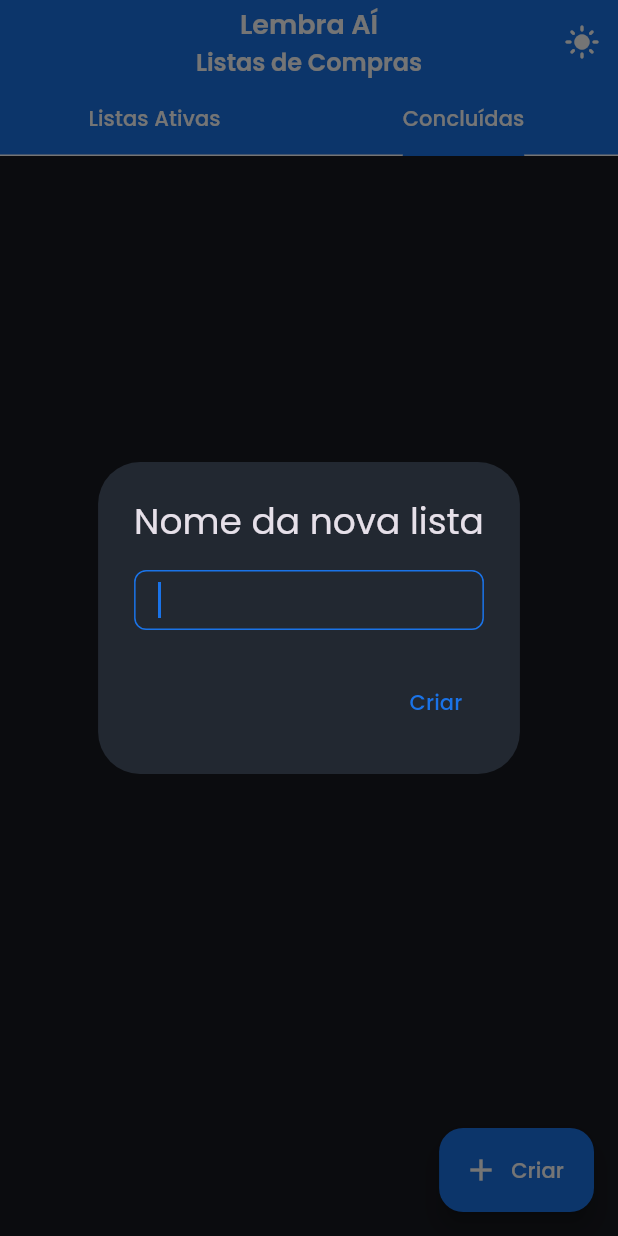
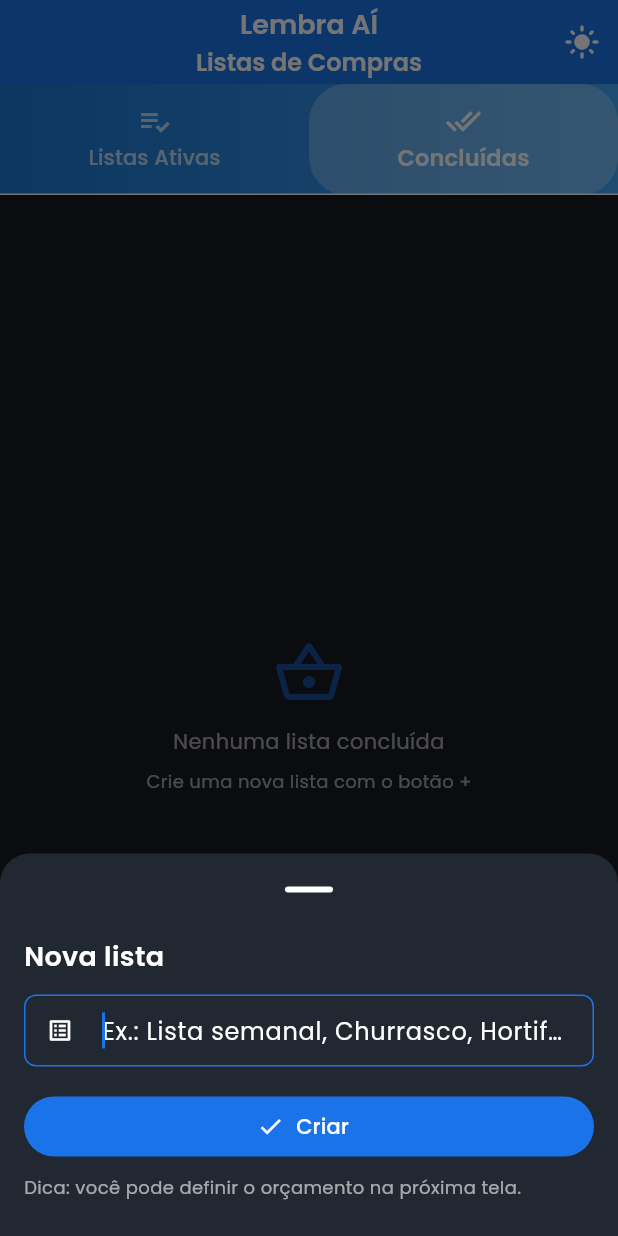
Before and after one commit to Risati/app-lista-compras, a Flutter app: the screen it shows after launch, tab 2 chosen, after a tap on the "dark mode" icon, after a tap on "Criar", on a phone screen of 412 x 824 dp. Run offline on Flutter 3.47's test engine with Material 3 defaults, Android fonts, the phone set to English and light mode, and no system bars; our stand-ins replace diacritic, google_fonts, hive, hive_flutter, open_file; missing offline and left inert: mobile_scanner; accounts and stored records are empty.

Commit message:
Relatório aparece somente das  listas concluidas e restilização da box inicial

```diff
--- a/lib/screens/lists_menu_page.dart
+++ b/lib/screens/lists_menu_page.dart
@@ -24,6 +24,7 @@ class ListsMenuPage extends StatelessWidget {
         centerTitle: true,
         elevation: 4,
         title: Column(
+          mainAxisSize: MainAxisSize.min,
           crossAxisAlignment: CrossAxisAlignment.center,
           children: [
             Text(Strings.appName, style: AppTextStyles.titleMedium(context)),
@@ -39,54 +40,81 @@ class ListsMenuPage extends StatelessWidget {
               color: Colors.white,
             ),
             tooltip: 'Alternar tema',
-            onPressed: () {
-              Provider.of<ThemeProvider>(context, listen: false).toggleMode();
-            },
+            onPressed: () =>
+                Provider.of<ThemeProvider>(context, listen: false).toggleMode(),
           ),
         ],
       ),
-      // AQUI COMEÇA A MUDANÇA PRINCIPAL - Novo body com tabs
       body: DefaultTabController(
         length: 2,
         child: Column(
           children: [
+            // TabBar moderna estilo "pill"
             Container(
-              color: AppColors.primary,
-              child: const TabBar(
+              decoration: const BoxDecoration(
+                gradient: LinearGradient(
+                  colors: [Color(0xFF1976D2), Color(0xFF42A5F5)],
+                  begin: Alignment.centerLeft,
+                  end: Alignment.centerRight,
+                ),
+              ),
+              child: TabBar(
                 labelColor: Colors.white,
-                tabs: [
-                  Tab(text: Strings.titleActiveList),
-                  Tab(text: Strings.titleCompletedLists),
+                unselectedLabelColor: Colors.white70,
+                labelStyle: const TextStyle(
+                  fontWeight: FontWeight.w600,
+                  fontSize: 15,
+                ),
+                unselectedLabelStyle: const TextStyle(fontSize: 14),
+                indicator: BoxDecoration(
+                  borderRadius: BorderRadius.circular(25),
+                  color: Colors.white.withOpacity(0.25),
+                ),
+                indicatorSize: TabBarIndicatorSize.tab,
+                tabs: const [
+                  Tab(
+                    icon: Icon(Icons.playlist_add_check),
+                    text: Strings.titleActiveList,
+                  ),
+                  Tab(
+                    icon: Icon(Icons.done_all),
+                    text: Strings.titleCompletedLists,
+                  ),
                 ],
               ),
             ),
             Expanded(
               child: TabBarView(
                 children: [
-                  // Tab de listas ativas
-                  listsProvider.activeLists.isEmpty
-                      ? const Center(child: Text(Strings.msgNoActiveList))
-                      : _buildListView(listsProvider.activeLists),
-
-                  // Tab de listas concluídas
-                  listsProvider.completedLists.isEmpty
-                      ? const Center(child: Text(Strings.msgNoCompletedLists))
-                      : _buildListView(listsProvider.completedLists),
+                  // Ativas
+                  AnimatedSwitcher(
+                    duration: const Duration(milliseconds: 250),
+                    child: listsProvider.activeLists.isEmpty
+                        ? const _EmptyState(message: Strings.msgNoActiveList)
+                        : _buildListView(context, listsProvider.activeLists),
+                  ),
+                  // Concluídas
+                  AnimatedSwitcher(
+                    duration: const Duration(milliseconds: 250),
+                    child: listsProvider.completedLists.isEmpty
+                        ? const _EmptyState(
+                            message: Strings.msgNoCompletedLists,
+                          )
+                        : _buildListView(
+                            context,
+                            listsProvider.completedLists,
+                            completed: true,
+                          ),
+                  ),
                 ],
               ),
             ),
           ],
         ),
       ),
+
       floatingActionButton: FloatingActionButton.extended(
-        onPressed: () async {
-          final provider = Provider.of<ListsProvider>(context, listen: false);
-          final name = await _showNewListDialog(context);
-          if (name != null && name.isNotEmpty) {
-            await provider.addList(name);
-            if (!context.mounted) return;
-          }
-        },
+        onPressed: () => _showCreateOptions(context),
         icon: const Icon(Icons.add),
         label: const Text(Strings.btnCreate),
         elevation: 6,
@@ -94,20 +122,64 @@ class ListsMenuPage extends StatelessWidget {
     );
   }
 
-  Future<String?> _showNewListDialog(BuildContext context) async {
+  Future<void> _showCreateOptions(BuildContext context) async {
+    final listsProvider = Provider.of<ListsProvider>(context, listen: false);
     final controller = TextEditingController();
-    return showDialog<String>(
+
+    await showModalBottomSheet(
       context: context,
-      builder: (context) => AlertDialog(
-        title: const Text('Nome da nova lista'),
-        content: TextField(controller: controller, autofocus: true),
-        actions: [
-          TextButton(
-            onPressed: () => Navigator.of(context).pop(controller.text.trim()),
-            child: const Text('Criar'),
+      showDragHandle: true,
+      isScrollControlled: true,
+      backgroundColor: Theme.of(context).colorScheme.surface,
+      shape: const RoundedRectangleBorder(
+        borderRadius: BorderRadius.vertical(top: Radius.circular(20)),
       ),
+      builder: (context) {
+        return Padding(
+          padding: EdgeInsets.only(
+            left: 16,
+            right: 16,
+            bottom: MediaQuery.of(context).viewInsets.bottom + 16,
+            top: 8,
+          ),
+          child: Column(
+            mainAxisSize: MainAxisSize.min,
+            crossAxisAlignment: CrossAxisAlignment.stretch,
+            children: [
+              Text('Nova lista', style: AppTextStyles.titleMedium(context)),
+              const SizedBox(height: 12),
+              TextField(
+                controller: controller,
+                autofocus: true,
+                decoration: const InputDecoration(
+                  hintText: 'Ex.: Lista semanal, Churrasco, Hortifruti...',
+                  prefixIcon: Icon(Icons.list_alt),
+                ),
+                onSubmitted: (_) => Navigator.pop(context),
+              ),
+              const SizedBox(height: 16),
+              FilledButton.icon(
+                onPressed: () async {
+                  final name = controller.text.trim();
+                  if (name.isEmpty) return;
+                  await listsProvider.addList(name);
+                  // ignore: use_build_context_synchronously
+                  Navigator.of(context).pop();
+                },
+                icon: const Icon(Icons.check),
+                label: const Text('Criar'),
+              ),
+              const SizedBox(height: 8),
+              Text(
+                'Dica: você pode definir o orçamento na próxima tela.',
+                style: AppTextStyles.bodySmall(context)
+                    .copyWith(color: Theme.of(context).hintColor),
+              ),
+              const SizedBox(height: 8),
             ],
           ),
+        );
+      },
     );
   }
 
@@ -132,87 +204,114 @@ class ListsMenuPage extends StatelessWidget {
   Future<void> _generateReport(BuildContext context, ShoppingList list) async {
     final report = ShoppingListReport.fromShoppingList(list);
     final reportProvider = Provider.of<ReportProvider>(context, listen: false);
-    final messenger = ScaffoldMessenger.of(context); // capturar antes do await
+    final messenger = ScaffoldMessenger.of(context);
 
     try {
       final pdfPath = await reportProvider.generatePDF(report);
       await OpenFile.open(pdfPath);
     } catch (e) {
-      if (!context.mounted) return; // garante segurança antes de usar context
+      if (!context.mounted) return;
       messenger.showSnackBar(
         SnackBar(content: Text('Erro ao gerar relatório: $e')),
       );
     }
   }
 
-  // NOVO MÉTODO - Contém o código da lista que estava no body
-  Widget _buildListView(List<ShoppingList> lists) {
-    return ListView.builder(
+  Widget _buildListView(BuildContext context, List<ShoppingList> lists,
+      {bool completed = false}) {
+    final theme = Theme.of(context);
+    return ListView.separated(
+      padding: const EdgeInsets.symmetric(vertical: 12),
       itemCount: lists.length,
+      separatorBuilder: (_, __) => const SizedBox(height: 4),
       itemBuilder: (context, i) {
         final list = lists[i];
+        final isCompleted = completed || list.isCompleted;
+
+        final baseColor = theme.colorScheme.surface;
+        final completedColor = theme.brightness == Brightness.dark
+            ? Colors.green.withOpacity(0.12)
+            : Colors.green.withOpacity(0.08);
+
         return AnimatedContainer(
-          duration: const Duration(milliseconds: 300),
+          duration: const Duration(milliseconds: 250),
           curve: Curves.easeInOut,
-          margin: const EdgeInsets.symmetric(vertical: 8, horizontal: 16),
+          margin: const EdgeInsets.symmetric(vertical: 6, horizontal: 16),
           child: Card(
-            elevation: 4,
+            elevation: 2,
             shape: RoundedRectangleBorder(
               borderRadius: BorderRadius.circular(16),
             ),
-            color: Theme.of(context).colorScheme.surface,
+            color: isCompleted ? completedColor : baseColor,
             child: ListTile(
-              leading: CircleAvatar(
-                backgroundColor: Theme.of(context).colorScheme.primary,
+              contentPadding:
+                  const EdgeInsets.symmetric(horizontal: 16, vertical: 6),
+              leading: Stack(
+                alignment: Alignment.center,
+                children: [
+                  CircleAvatar(
+                    backgroundColor: theme.colorScheme.primary,
                     child: Icon(
                       _getIconForList(list.name),
-                  color: Theme.of(context).colorScheme.onPrimary,
+                      color: theme.colorScheme.onPrimary,
                     ),
+                  ),
+                  if (isCompleted)
+                    const Positioned(
+                      right: -2,
+                      bottom: -2,
+                      child: Icon(Icons.check_circle, size: 18, color: Colors.green),
+                    ),
+                ],
               ),
               title: Text(
                 list.name,
-                style: AppTextStyles.bodyLarge(context),
+                maxLines: 1,
+                overflow: TextOverflow.ellipsis,
+                style: AppTextStyles.bodyLarge(context).copyWith(
+                  decoration:
+                      isCompleted ? TextDecoration.lineThrough : TextDecoration.none,
+                  color: isCompleted ? theme.hintColor : null,
                 ),
-              trailing: Row(
-                mainAxisSize: MainAxisSize.min,
+              ),
+              subtitle: isCompleted
+                  ? Text('Concluída',
+                      style: AppTextStyles.bodySmall(context)
+                          .copyWith(color: Colors.green[700]))
+                  : null,
+              // Trailing mais limpo: botão de relatório + menu flutuante
+              trailing: Wrap(
+              spacing: 4,
+              crossAxisAlignment: WrapCrossAlignment.center,
               children: [
-                  IconButton(
-                    icon: const Icon(Icons.assessment),
-                    onPressed: () => _generateReport(context, list),
+                // Remove o botão de relatório daqui
+
+                PopupMenuButton<String>(
+                  tooltip: 'Opções',
+                  shape: RoundedRectangleBorder(
+                    borderRadius: BorderRadius.circular(12),
                   ),
-                  IconButton(
-                    icon: Icon(Icons.edit,
-                        color: Theme.of(context).colorScheme.secondary),
-                    tooltip: 'Renomear lista',
-                    onPressed: () async {
-                      final provider =
-                          Provider.of<ListsProvider>(context, listen: false);
-                      final newName =
-                          await _showRenameDialog(context, list.name);
+                  onSelected: (value) async {
+                    if (value == 'report') {
+                      await _generateReport(context, list);
+                    } else if (value == 'rename') {
+                      final newName = await _showRenameDialog(context, list.name);
                       if (newName != null && newName.isNotEmpty) {
-                        await provider.renameList(list, newName);
-                        if (!context.mounted) return;
+                        await Provider.of<ListsProvider>(context, listen: false)
+                            .renameList(list, newName);
                       }
-                    },
-                  ),
-                  IconButton(
-                    icon: Icon(Icons.delete,
-                        color: Theme.of(context).colorScheme.error),
-                    tooltip: 'Excluir lista',
-                    onPressed: () async {
+                    } else if (value == 'delete') {
                       final confirm = await showDialog<bool>(
                         context: context,
                         builder: (context) => AlertDialog(
                           title: const Text('Excluir lista?'),
-                          content: Text(
-                            'Tem certeza que deseja excluir "${list.name}"?',
-                          ),
+                          content: Text('Tem certeza que deseja excluir "${list.name}"?'),
                           actions: [
                             TextButton(
                               onPressed: () => Navigator.of(context).pop(false),
                               child: const Text('Cancelar'),
                             ),
-                            TextButton(
+                            FilledButton(
                               onPressed: () => Navigator.of(context).pop(true),
                               child: const Text('Excluir'),
                             ),
@@ -224,10 +323,37 @@ class ListsMenuPage extends StatelessWidget {
                         await Provider.of<ListsProvider>(context, listen: false)
                             .removeList(list);
                       }
+                    }
                   },
+                  itemBuilder: (context) => [
+                    if (isCompleted)
+                      const PopupMenuItem(
+                        value: 'report',
+                        child: ListTile(
+                          leading: Icon(Icons.assessment),
+                          title: Text('Relatório'),
                         ),
+                      ),
+                    const PopupMenuItem(
+                      value: 'rename',
+                      child: ListTile(
+                        leading: Icon(Icons.edit),
+                        title: Text('Renomear'),
+                      ),
+                    ),
+                    const PopupMenuItem(
+                      value: 'delete',
+                      child: ListTile(
+                        leading: Icon(Icons.delete_outline),
+                        title: Text('Excluir'),
+                      ),
+                    ),
+                  ],
+                  icon: const Icon(Icons.more_vert),
+                ),
+
                 Icon(Icons.arrow_forward_ios,
-                      color: Theme.of(context).colorScheme.primary),
+                    color: theme.colorScheme.primary, size: 18),
               ],
             ),
               onTap: () {
@@ -246,49 +372,51 @@ class ListsMenuPage extends StatelessWidget {
 
   IconData _getIconForList(String name) {
     final lower = name.toLowerCase();
-
     if (lower.contains('churrasco')) return Icons.outdoor_grill;
-    if (lower.contains('semanal') || lower.contains('semana')) {
-      return Icons.calendar_today;
-    }
-    if (lower.contains('padaria') || lower.contains('pão')) {
-      return Icons.bakery_dining;
-    }
-    if (lower.contains('frutas') || lower.contains('hortifruti')) {
-      return Icons.local_grocery_store;
-    }
-    if (lower.contains('bebida') ||
-        lower.contains('cerveja') ||
-        lower.contains('vinho')) {
-      return Icons.local_bar;
-    }
-    if (lower.contains('carnes') ||
-        lower.contains('açougue') ||
-        lower.contains('frango')) {
-      return Icons.set_meal;
-    }
-    if (lower.contains('limpeza') || lower.contains('produtos de limpeza')) {
-      return Icons.cleaning_services;
-    }
-    if (lower.contains('festa') || lower.contains('aniversário')) {
-      return Icons.celebration;
-    }
-    if (lower.contains('farmácia') || lower.contains('remédio')) {
-      return Icons.local_hospital;
-    }
-    if (lower.contains('lanche') || lower.contains('snack')) {
-      return Icons.fastfood;
-    }
+    if (lower.contains('semanal') || lower.contains('semana')) return Icons.calendar_today;
+    if (lower.contains('padaria') || lower.contains('pão')) return Icons.bakery_dining;
+    if (lower.contains('frutas') || lower.contains('hortifruti')) return Icons.local_grocery_store;
+    if (lower.contains('bebida') || lower.contains('cerveja') || lower.contains('vinho')) return Icons.local_bar;
+    if (lower.contains('carnes') || lower.contains('açougue') || lower.contains('frango')) return Icons.set_meal;
+    if (lower.contains('limpeza') || lower.contains('produtos de limpeza')) return Icons.cleaning_services;
+    if (lower.contains('festa') || lower.contains('aniversário')) return Icons.celebration;
+    if (lower.contains('farmácia') || lower.contains('remédio')) return Icons.local_hospital;
+    if (lower.contains('lanche') || lower.contains('snack')) return Icons.fastfood;
     if (lower.contains('café') || lower.contains('manhã')) return Icons.coffee;
     if (lower.contains('vegano') || lower.contains('salada')) return Icons.eco;
-    if (lower.contains('peixe') || lower.contains('marisco')) {
-      return Icons.set_meal; // mesmo de carnes
-    }
-    if (lower.contains('doces') || lower.contains('sobremesa')) {
-      return Icons.cake;
-    }
+    if (lower.contains('peixe') || lower.contains('marisco')) return Icons.set_meal;
+    if (lower.contains('doces') || lower.contains('sobremesa')) return Icons.cake;
     if (lower.contains('pet') || lower.contains('ração')) return Icons.pets;
-
-    return Icons.list_alt; // fallback
+    return Icons.list_alt;
   }
 }
+
+class _EmptyState extends StatelessWidget {
+  final String message;
+  const _EmptyState({required this.message});
+
+  @override
+  Widget build(BuildContext context) {
+    final theme = Theme.of(context);
+    return Center(
+      child: Column(
+        mainAxisSize: MainAxisSize.min,
+        children: [
+          Icon(Icons.shopping_basket_outlined,
+              size: 48, color: theme.colorScheme.primary.withOpacity(0.6)),
+          const SizedBox(height: 12),
+          Text(
+            message,
+            style: AppTextStyles.bodyMedium(context)
+                .copyWith(color: theme.hintColor),
+            textAlign: TextAlign.center,
+          ),
+          const SizedBox(height: 8),
+          Text('Crie uma nova lista com o botão +',
+              style: AppTextStyles.bodySmall(context)
+                  .copyWith(color: theme.hintColor)),
+        ],
+      ),
+    );
+  }
+}
```
Also changed, not shown: pubspec.lock. Lines whose indentation alone changed are shown as unchanged.
